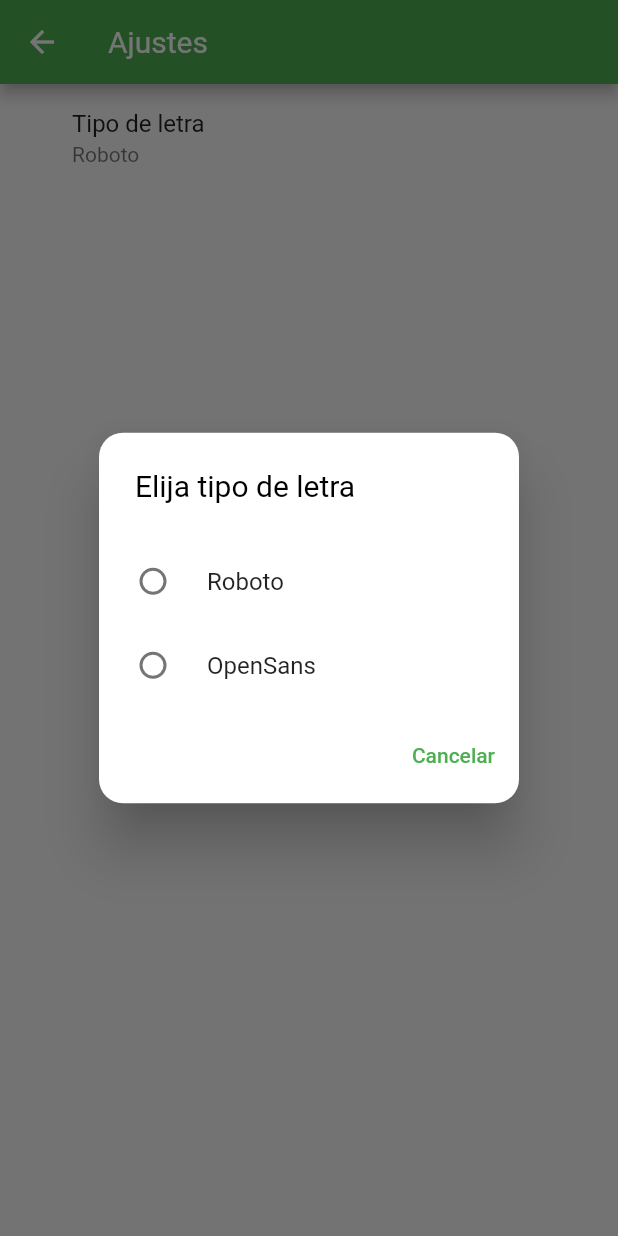
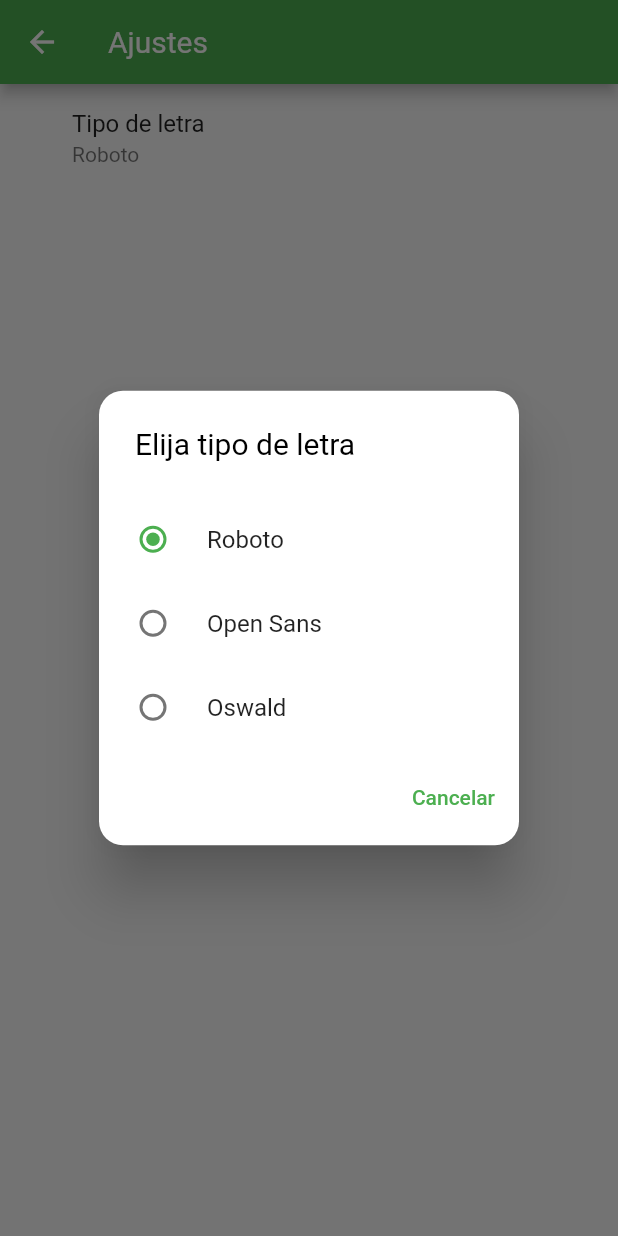
Before and after one commit to Cavitedev/zacatrusa, a Flutter app: the SettingsPage screen opened directly, after a tap on "Tipo de letra", on a phone screen of 412 x 824 dp. Run offline on Flutter 3.47's test engine with Material 2 defaults, Android fonts, the phone set to English and light mode, and no system bars; our stand-ins replace avatar_glow, carousel_slider, connectivity_plus, extended_image, flash, flutter_rating_bar and 6 more; missing offline and left inert: app_settings, window_size; accounts and stored records are empty; network calls fail.

Commit message:
Add font family to settings #40

```diff
--- a/lib/game_board/presentation/settings/radio_button_setting_dialog.dart
+++ b/lib/game_board/presentation/settings/radio_button_setting_dialog.dart
@@ -1,15 +1,5 @@
 import 'package:flutter/material.dart';
 import 'package:flutter_riverpod/flutter_riverpod.dart';
-
-class MessageValue<T> {
-  final String message;
-  final T value;
-
-  const MessageValue({
-    required this.message,
-    required this.value,
-  });
-}
 
 class RadioButtonSettingDialog<T> extends ConsumerWidget {
   const RadioButtonSettingDialog({
@@ -22,7 +12,7 @@ class RadioButtonSettingDialog<T> extends ConsumerWidget {
   }) : super(key: key);
 
   final String name;
-  final List<MessageValue<T>> messageValues;
+  final Map<T, String> messageValues;
   final Provider<T> provider;
   final String dialogTitle;
   final Function(T) onChanged;
@@ -33,7 +23,7 @@ class RadioButtonSettingDialog<T> extends ConsumerWidget {
     return ListTile(
       contentPadding: const EdgeInsets.only(left: 48),
       title: Text(name),
-      subtitle: Text(value.toString()),
+      subtitle: Text(messageValues[value] ?? "no se ha encontrado"),
       onTap: () {
         showDialog(
           context: context,
@@ -52,7 +42,7 @@ class RadioButtonSettingDialog<T> extends ConsumerWidget {
 }
 
 class ChangeValueDialog<T> extends StatelessWidget {
-  final List<MessageValue<T>> messageValues;
+  final Map<T, String> messageValues;
   final Provider<T> provider;
   final String title;
   final Function(T) onChanged;
@@ -113,7 +103,7 @@ class RadioDialog extends StatelessWidget {
 }
 
 class DialogRadioColumn<T> extends ConsumerWidget {
-  final List<MessageValue<T>> messageValues;
+  final Map<T, String> messageValues;
   final Provider<T> provider;
   final Function(T) onChanged;
 
@@ -130,11 +120,11 @@ class DialogRadioColumn<T> extends ConsumerWidget {
 
     return Column(
       mainAxisSize: MainAxisSize.min,
-      children: messageValues
+      children: messageValues.entries
           .map((msgVal) => _buildRadioListTile(
               context: context,
-              value: msgVal.value,
-              msg: msgVal.message,
+              value: msgVal.key,
+              msg: msgVal.value,
               groupValue: groupValue,
               ref: ref))
           .toList(),
@@ -151,7 +141,9 @@ class DialogRadioColumn<T> extends ConsumerWidget {
     return RadioListTile<T>(
       groupValue: groupValue,
       value: value,
-      title: Text(msg),
+      title: Text(
+        msg,
+      ),
       onChanged: (newValue) {
         onChanged(newValue!);
         Navigator.pop(context);
--- a/lib/game_board/presentation/settings/settings_page.dart
+++ b/lib/game_board/presentation/settings/settings_page.dart
@@ -18,10 +18,11 @@ class SettingsPage extends ConsumerWidget {
               name: "Tipo de letra",
               dialogTitle: "Elija tipo de letra",
               provider: settingsFontFamilyControllerProvider,
-              messageValues: [
-                MessageValue(message: "Roboto", value: "roboto"),
-                MessageValue(message: "OpenSans", value: "open_sans")
-              ],
+              messageValues: const {
+                "Roboto": "Roboto",
+                "Open Sans": "Open Sans",
+                "Oswald": "Oswald",
+              },
               onChanged: (value) {
                 ref
                     .read(settingsControllerProvider)
--- a/lib/settings/settings_controller.dart
+++ b/lib/settings/settings_controller.dart
@@ -4,8 +4,8 @@ import 'package:flutter_riverpod/flutter_riverpod.dart';
 
 import 'settings_service.dart';
 
-final settingsControllerProvider = ChangeNotifierProvider(
-    (_) => SettingsController(SettingsService())..loadSettings());
+final settingsControllerProvider =
+    ChangeNotifierProvider((_) => SettingsController._singleton);
 
 final settingsFontFamilyControllerProvider = Provider((ref) =>
     ref.watch(settingsControllerProvider.select((set) => set._fontFaimily)));
@@ -14,6 +14,11 @@ class SettingsController with ChangeNotifier {
   SettingsController(this._settingsService);
 
   final SettingsService _settingsService;
+
+  static final SettingsController _singleton =
+      SettingsController(SettingsService());
+
+  factory SettingsController.singleton() => _singleton;
 
   bool isLoaded = false;
 
--- a/pubspec.yaml
+++ b/pubspec.yaml
@@ -44,6 +44,7 @@ dependencies:
   app_settings: ^4.1.1
   flash: ^2.0.3
   shared_preferences: ^2.0.8
+  google_fonts: ^2.1.0
   window_size:
     git:
       url: git://github.com/google/flutter-desktop-embedding.git
```
Also changed, not shown: lib/main.dart (+18 -11 lines), pubspec.lock.
